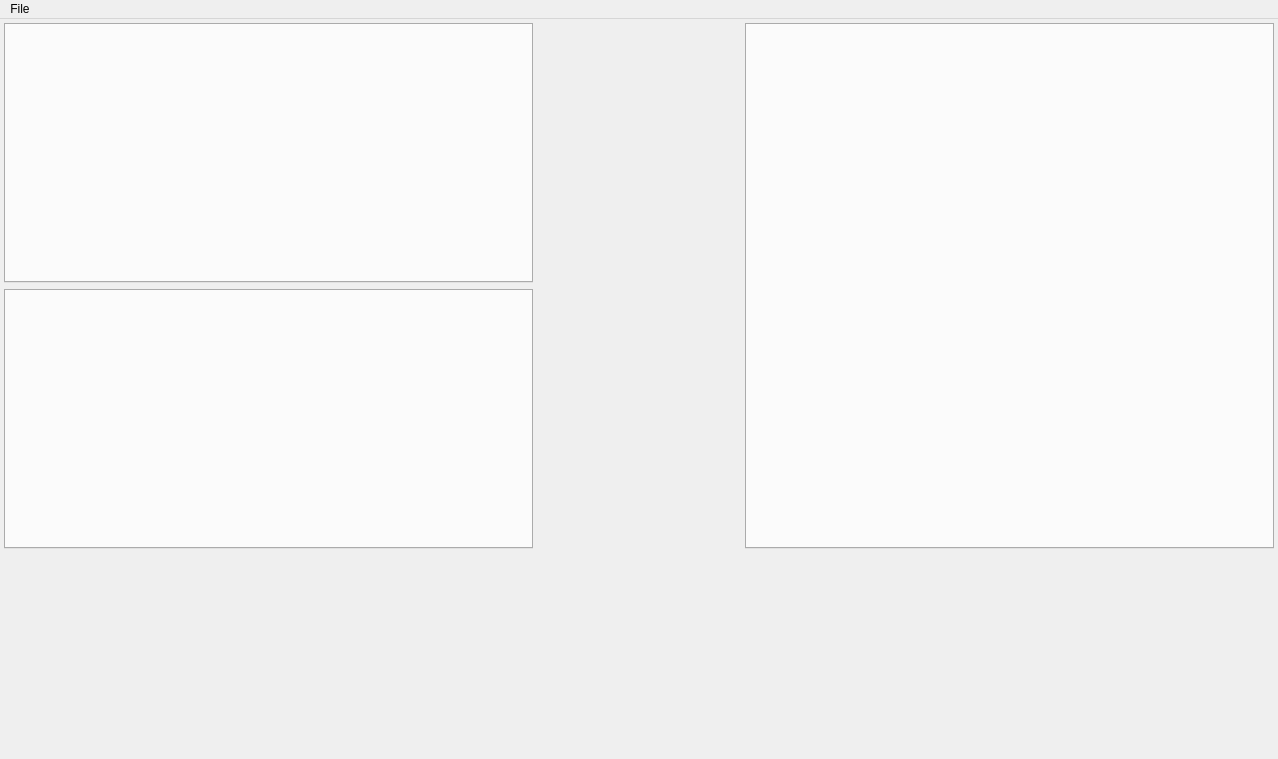
This is zengarden/source/forms/zengarden.ui in aedm/zengine as Qt 5 draws it before an edit. The edited form follows.
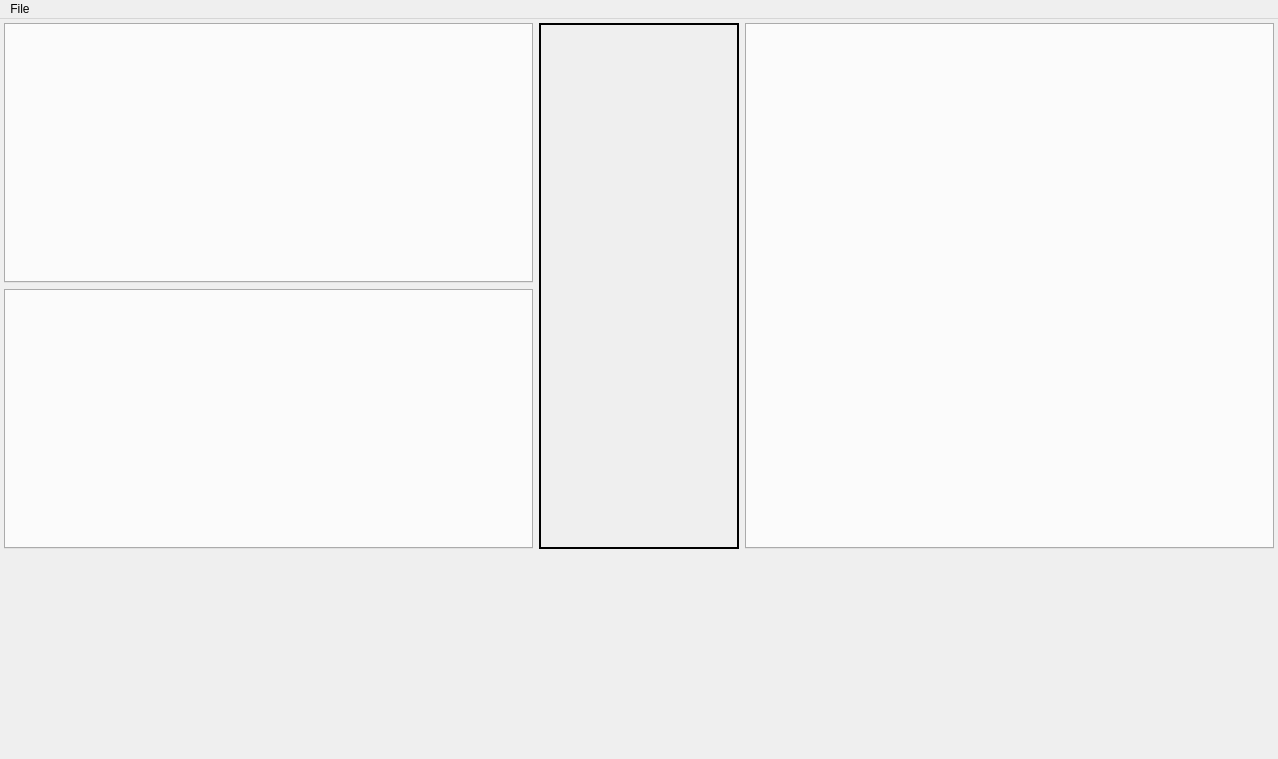
This is the edited form. Icons and pictures are not drawn.

What changed in the file:
```diff
--- a/zengarden/source/forms/zengarden.ui
+++ b/zengarden/source/forms/zengarden.ui
@@ -132,16 +132,10 @@
            </widget>
           </item>
           <item>
-           <widget class="QWidget" name="propertyDummy" native="true">
-            <property name="sizePolicy">
-             <sizepolicy hsizetype="Preferred" vsizetype="Preferred">
-              <horstretch>0</horstretch>
-              <verstretch>1</verstretch>
-             </sizepolicy>
-            </property>
+           <widget class="QFrame" name="outerPropertyFrame">
             <property name="minimumSize">
              <size>
-              <width>50</width>
+              <width>200</width>
               <height>0</height>
              </size>
             </property>
@@ -151,10 +145,46 @@
               <height>16777215</height>
              </size>
             </property>
-            <layout class="QVBoxLayout" name="verticalLayout_4">
-             <property name="spacing">
+            <property name="autoFillBackground">
+             <bool>false</bool>
+            </property>
+            <property name="frameShape">
+             <enum>QFrame::Box</enum>
+            </property>
+            <property name="frameShadow">
+             <enum>QFrame::Plain</enum>
+            </property>
+            <layout class="QVBoxLayout" name="verticalLayout_2">
+             <property name="leftMargin">
               <number>0</number>
              </property>
+             <property name="topMargin">
+              <number>0</number>
+             </property>
+             <property name="rightMargin">
+              <number>0</number>
+             </property>
+             <property name="bottomMargin">
+              <number>0</number>
+             </property>
+             <item>
+              <widget class="QFrame" name="innerPropertyFrame">
+               <property name="maximumSize">
+                <size>
+                 <width>16777215</width>
+                 <height>16777215</height>
+                </size>
+               </property>
+               <property name="autoFillBackground">
+                <bool>true</bool>
+               </property>
+               <property name="frameShape">
+                <enum>QFrame::Box</enum>
+               </property>
+               <property name="frameShadow">
+                <enum>QFrame::Plain</enum>
+               </property>
+               <layout class="QVBoxLayout" name="verticalLayout_3">
              <property name="leftMargin">
               <number>0</number>
              </property>
@@ -191,7 +221,7 @@
                <property name="sizeHint" stdset="0">
                 <size>
                  <width>20</width>
-                 <height>292</height>
+                    <height>501</height>
                 </size>
                </property>
               </spacer>
@@ -199,6 +229,9 @@
             </layout>
            </widget>
           </item>
+            </layout>
+           </widget>
+          </item>
           <item>
            <layout class="QVBoxLayout" name="rightLayout">
             <item>
```
Left out of the diff: 8 changed lines with no effect on the pictures. Lines whose indentation alone changed are shown as unchanged.
